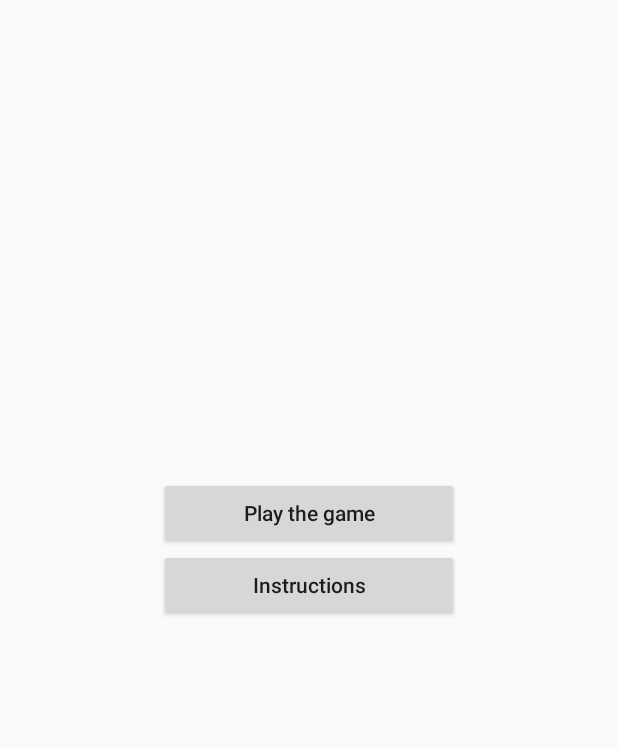
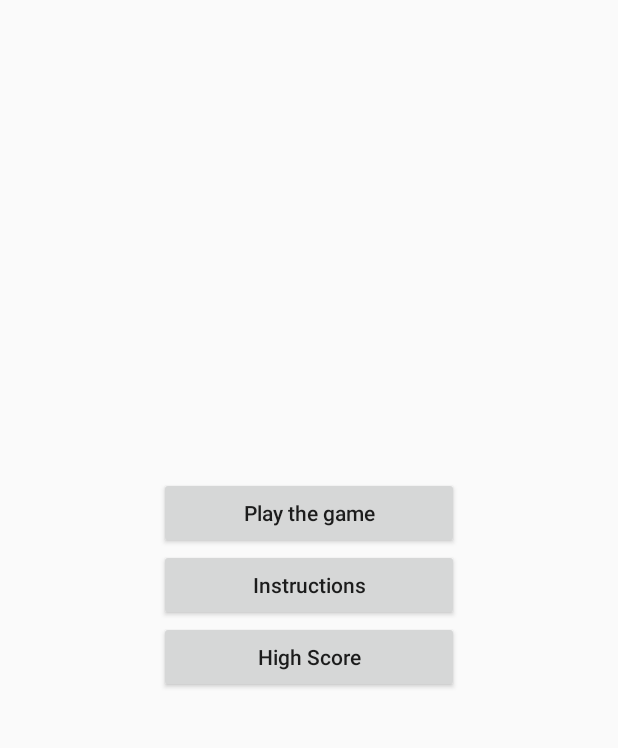
Before and after one commit to perlangelaursen/02128-Softwareproject, an Android app: the layout activity_main.xml on its own in the app's theme, with its tools: preview values and no code run, on a phone screen of 412 x 824 dp, the part 105-853 px from its top. Run offline under Robolectric (Android 15) with nearby library versions, the phone set to English and light mode, and no system bars.

Commit message:
Button for high score menu added

```diff
--- a/MatchOrSkip/app/src/main/res/layout/activity_main.xml
+++ b/MatchOrSkip/app/src/main/res/layout/activity_main.xml
@@ -25,7 +25,17 @@
         android:layout_height="wrap_content"
         android:layout_below="@+id/playbutton"
         android:layout_centerHorizontal="true"
+        android:id="@+id/instructions"
         android:text="@string/instructions"
         android:textAllCaps="false"
         android:onClick="instructions"/>
+    <Button
+        android:layout_width="200dp"
+        android:layout_height="wrap_content"
+        android:id="@+id/highscoreButton"
+        android:layout_below="@+id/instructions"
+        android:layout_centerHorizontal="true"
+        android:text="High Score"
+        android:textAllCaps="false"
+        android:onClick="highscore"/>
 </RelativeLayout>
```
